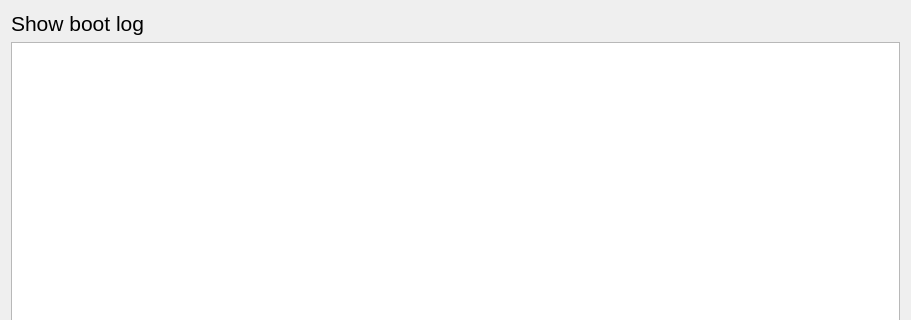
Above: ui/showbootlog.ui from pentix/qjournalctl before the change; both pictures show x 0 to 911 and y 0 to 320 of the 911 by 507 pixel window. Below: the same form after it.
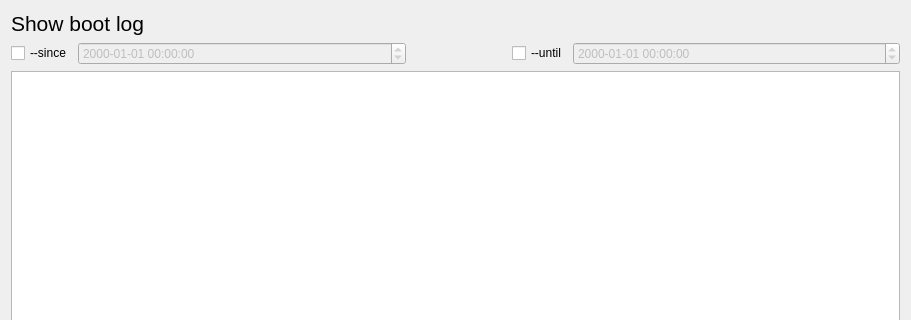
That is the form after the change.

Commit message: Filter entries by date/time

The edit to the form file:
```diff
--- a/ui/showbootlog.ui
+++ b/ui/showbootlog.ui
@@ -28,6 +28,79 @@
        </property>
       </widget>
      </item>
+     <item>
+      <layout class="QHBoxLayout" name="horizontalLayout">
+       <item>
+        <widget class="QCheckBox" name="sinceCheckBox">
+         <property name="sizePolicy">
+          <sizepolicy hsizetype="Fixed" vsizetype="Fixed">
+           <horstretch>0</horstretch>
+           <verstretch>0</verstretch>
+          </sizepolicy>
+         </property>
+         <property name="text">
+          <string>--since</string>
+         </property>
+        </widget>
+       </item>
+       <item>
+        <widget class="QDateTimeEdit" name="sinceDateTimeEdit">
+         <property name="enabled">
+          <bool>false</bool>
+         </property>
+         <property name="displayFormat">
+          <string>yyyy-MM-dd hh:mm:00</string>
+         </property>
+        </widget>
+       </item>
+       <item>
+        <spacer name="horizontalSpacer">
+         <property name="orientation">
+          <enum>Qt::Horizontal</enum>
+         </property>
+         <property name="sizeType">
+          <enum>QSizePolicy::Fixed</enum>
+         </property>
+         <property name="sizeHint" stdset="0">
+          <size>
+           <width>100</width>
+           <height>20</height>
+          </size>
+         </property>
+        </spacer>
+       </item>
+       <item>
+        <widget class="QCheckBox" name="untilCheckBox">
+         <property name="sizePolicy">
+          <sizepolicy hsizetype="Fixed" vsizetype="Fixed">
+           <horstretch>0</horstretch>
+           <verstretch>0</verstretch>
+          </sizepolicy>
+         </property>
+         <property name="text">
+          <string>--until</string>
+         </property>
+        </widget>
+       </item>
+       <item>
+        <widget class="QDateTimeEdit" name="untilDateTimeEdit">
+         <property name="enabled">
+          <bool>false</bool>
+         </property>
+         <property name="time">
+          <time>
+           <hour>0</hour>
+           <minute>0</minute>
+           <second>0</second>
+          </time>
+         </property>
+         <property name="displayFormat">
+          <string>yyyy-MM-dd hh:mm:00</string>
+         </property>
+        </widget>
+       </item>
+      </layout>
+     </item>
      <item>
       <widget class="QPlainTextEdit" name="plainTextEdit">
        <property name="styleSheet">
```
The commit also changes 2 other files.
